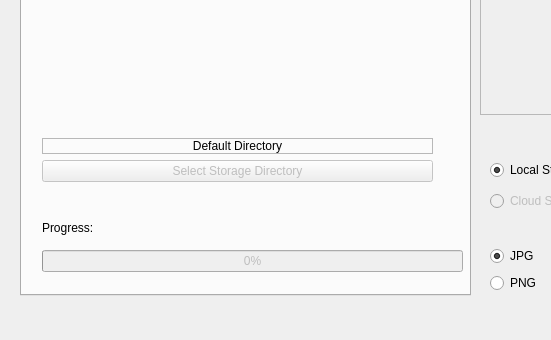
This is _ui/FlashLapse_CP.ui in CoSE-Jerry/Flashlapse_NEO as Qt 5 draws it before an edit; both pictures show x 0 to 551 and y 205 to 545 of the 800 by 545 pixel window. The edited form follows.
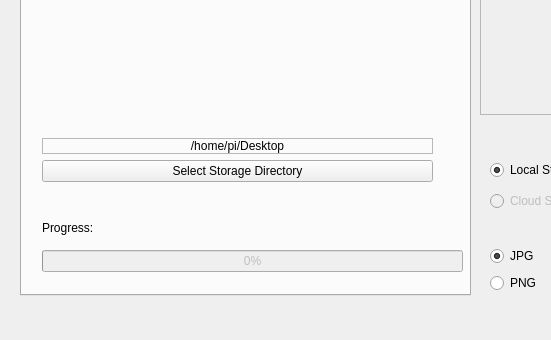
This is the edited form. The open tabs and pages were chosen to show the change. Icons and pictures are not drawn.

```diff
--- a/_ui/FlashLapse_CP.ui
+++ b/_ui/FlashLapse_CP.ui
@@ -705,7 +705,7 @@
             <enum>QFrame::Raised</enum>
            </property>
            <property name="text">
-            <string>Default Directory</string>
+            <string>/home/pi/Desktop</string>
            </property>
            <property name="alignment">
             <set>Qt::AlignCenter</set>
@@ -715,7 +715,7 @@
          <item>
           <widget class="QPushButton" name="Storage_Directory">
            <property name="enabled">
-            <bool>false</bool>
+            <bool>true</bool>
            </property>
            <property name="text">
             <string>Select Storage Directory</string>
```
Left out of the diff: 4 changed lines with no effect on the pictures.
